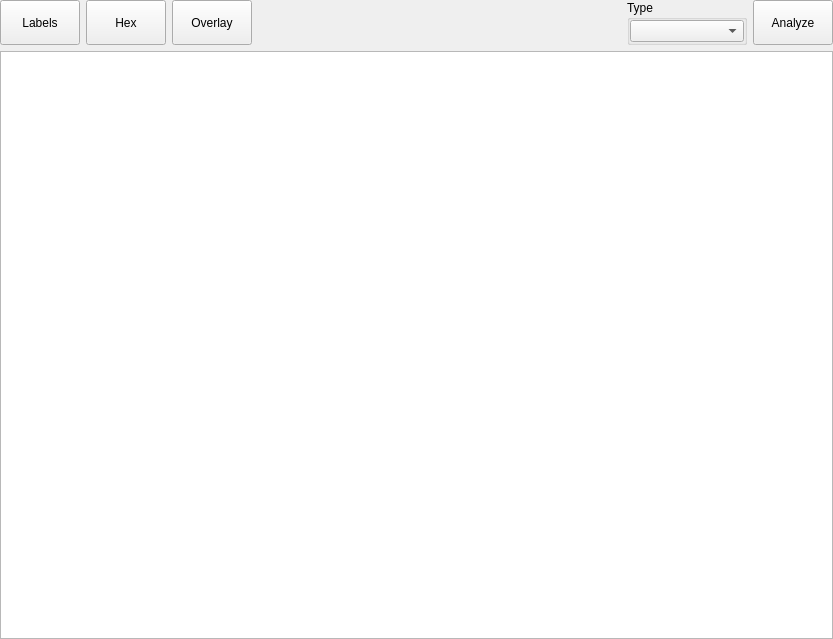
The window that xdisasmwidget.ui (horsicq/XDisasm) describes before a commit, drawn with Qt 5.
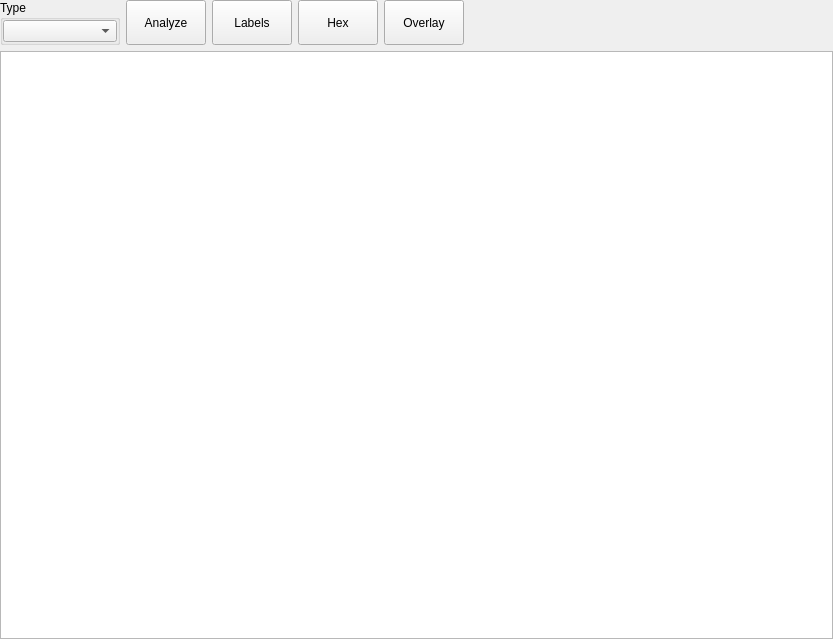
The same window after the commit.

Diff of the .ui file:
```diff
--- a/xdisasmwidget.ui
+++ b/xdisasmwidget.ui
@@ -28,58 +28,6 @@
    </property>
    <item>
     <layout class="QHBoxLayout" name="horizontalLayout">
-     <item>
-      <widget class="QPushButton" name="pushButtonLabels">
-       <property name="sizePolicy">
-        <sizepolicy hsizetype="Minimum" vsizetype="Preferred">
-         <horstretch>0</horstretch>
-         <verstretch>0</verstretch>
-        </sizepolicy>
-       </property>
-       <property name="text">
-        <string>Labels</string>
-       </property>
-      </widget>
-     </item>
-     <item>
-      <widget class="QPushButton" name="pushButtonHex">
-       <property name="sizePolicy">
-        <sizepolicy hsizetype="Minimum" vsizetype="Preferred">
-         <horstretch>0</horstretch>
-         <verstretch>0</verstretch>
-        </sizepolicy>
-       </property>
-       <property name="text">
-        <string>Hex</string>
-       </property>
-      </widget>
-     </item>
-     <item>
-      <widget class="QPushButton" name="pushButtonOverlay">
-       <property name="sizePolicy">
-        <sizepolicy hsizetype="Minimum" vsizetype="Preferred">
-         <horstretch>0</horstretch>
-         <verstretch>0</verstretch>
-        </sizepolicy>
-       </property>
-       <property name="text">
-        <string>Overlay</string>
-       </property>
-      </widget>
-     </item>
-     <item>
-      <spacer name="horizontalSpacer">
-       <property name="orientation">
-        <enum>Qt::Horizontal</enum>
-       </property>
-       <property name="sizeHint" stdset="0">
-        <size>
-         <width>40</width>
-         <height>20</height>
-        </size>
-       </property>
-      </spacer>
-     </item>
      <item>
       <widget class="QGroupBox" name="groupBoxType">
        <property name="minimumSize">
@@ -123,6 +71,58 @@
        </property>
       </widget>
      </item>
+     <item>
+      <widget class="QPushButton" name="pushButtonLabels">
+       <property name="sizePolicy">
+        <sizepolicy hsizetype="Minimum" vsizetype="Preferred">
+         <horstretch>0</horstretch>
+         <verstretch>0</verstretch>
+        </sizepolicy>
+       </property>
+       <property name="text">
+        <string>Labels</string>
+       </property>
+      </widget>
+     </item>
+     <item>
+      <widget class="QPushButton" name="pushButtonHex">
+       <property name="sizePolicy">
+        <sizepolicy hsizetype="Minimum" vsizetype="Preferred">
+         <horstretch>0</horstretch>
+         <verstretch>0</verstretch>
+        </sizepolicy>
+       </property>
+       <property name="text">
+        <string>Hex</string>
+       </property>
+      </widget>
+     </item>
+     <item>
+      <widget class="QPushButton" name="pushButtonOverlay">
+       <property name="sizePolicy">
+        <sizepolicy hsizetype="Minimum" vsizetype="Preferred">
+         <horstretch>0</horstretch>
+         <verstretch>0</verstretch>
+        </sizepolicy>
+       </property>
+       <property name="text">
+        <string>Overlay</string>
+       </property>
+      </widget>
+     </item>
+     <item>
+      <spacer name="horizontalSpacer">
+       <property name="orientation">
+        <enum>Qt::Horizontal</enum>
+       </property>
+       <property name="sizeHint" stdset="0">
+        <size>
+         <width>40</width>
+         <height>20</height>
+        </size>
+       </property>
+      </spacer>
+     </item>
     </layout>
    </item>
    <item>
```
